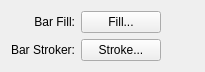
Before: the Qt Designer form src/terralib/qt/widgets/charts/ui/HistogramStyleWidgetForm.ui in claudiobogossian/terralib5, drawn with Qt 5.
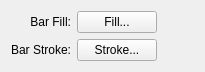
After: the same form once the commit is applied.

Patch:
```diff
--- a/src/terralib/qt/widgets/charts/ui/HistogramStyleWidgetForm.ui
+++ b/src/terralib/qt/widgets/charts/ui/HistogramStyleWidgetForm.ui
@@ -61,7 +61,7 @@
         </size>
        </property>
        <property name="text">
-        <string>Bar Stroker:</string>
+        <string>Bar Stroke:</string>
        </property>
        <property name="alignment">
         <set>Qt::AlignRight|Qt::AlignTrailing|Qt::AlignVCenter</set>
```
